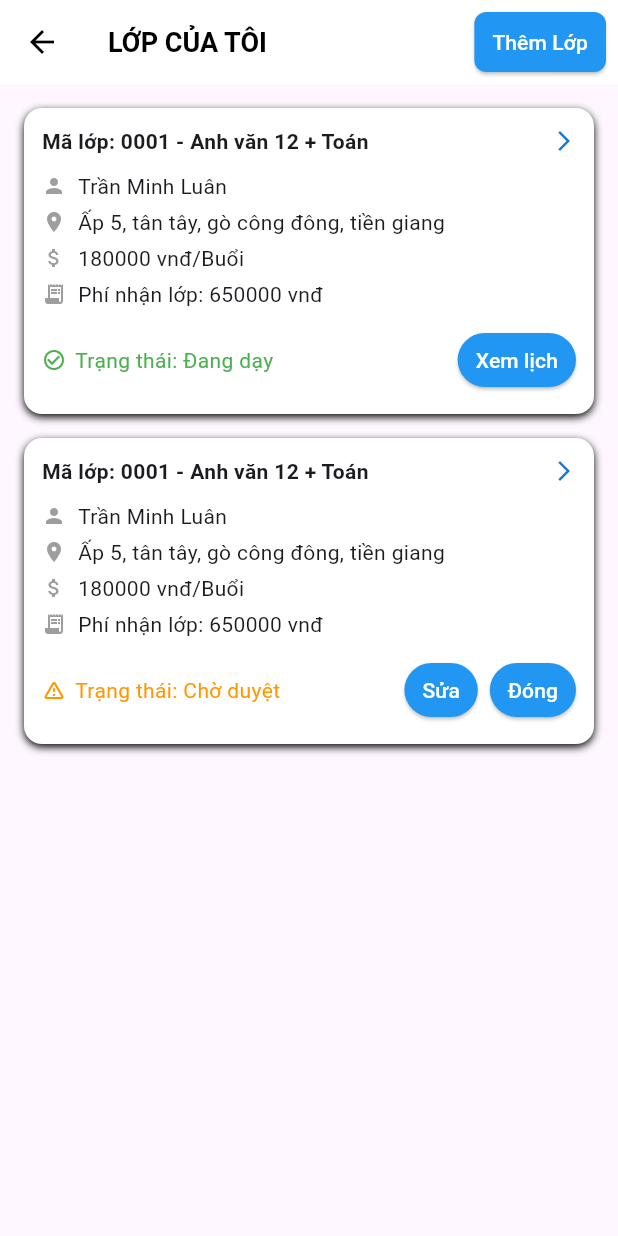
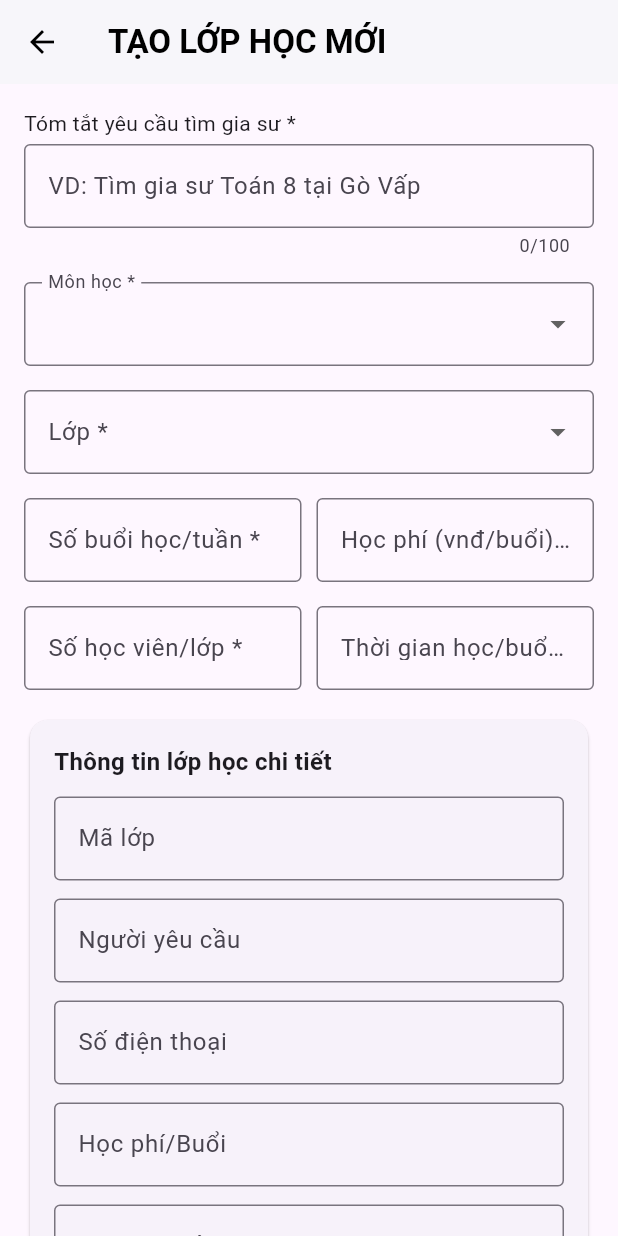
Before and after one commit to TM-Luan/KhoaLuanTotNgiep_GiaSu_NguoiHoc, a Flutter app: the StudentMyClassesPage screen opened by its route, after a tap on "Thêm Lớp", on a phone screen of 412 x 824 dp. Run offline on Flutter 3.47's test engine with Material 3 defaults, Android fonts, the light colour scheme and no system bars.

Commit message:
giaodien_themlop

```diff
--- /dev/null
+++ b/lib/pages/add_class_page.dart
@@ -0,0 +1,119 @@
+import 'package:flutter/material.dart';
+import 'package:khoa_luan_tot_ngiep_gia_su_nguoi_hoc/widgets/addclass_widgets/basic_info_section.dart';
+import 'package:khoa_luan_tot_ngiep_gia_su_nguoi_hoc/widgets/addclass_widgets/schedule_selector.dart';
+import 'package:khoa_luan_tot_ngiep_gia_su_nguoi_hoc/widgets/addclass_widgets/study_detail_section.dart';
+import 'package:khoa_luan_tot_ngiep_gia_su_nguoi_hoc/widgets/addclass_widgets/submit_section.dart';
+import 'package:khoa_luan_tot_ngiep_gia_su_nguoi_hoc/widgets/addclass_widgets/summary_section.dart';
+import 'package:khoa_luan_tot_ngiep_gia_su_nguoi_hoc/widgets/addclass_widgets/class_detail_section.dart'; // ✅ thêm dòng này
+
+
+class AddClassPage extends StatefulWidget {
+  const AddClassPage({super.key});
+
+  @override
+  State<AddClassPage> createState() => _AddClassPageState();
+}
+
+class _AddClassPageState extends State<AddClassPage> {
+  final _formKey = GlobalKey<FormState>();
+  String? subject;
+  String? grade;
+  bool agree = false;
+
+  final days = ["Thứ 2", "Thứ 3", "Thứ 4", "Thứ 5", "Thứ 6", "Thứ 7", "CN"];
+  final times = ["Sáng", "Chiều", "Tối"];
+  final selectedSlots = <String>{};
+
+  // ✅ Thêm các controller cho phần thông tin lớp
+  final classCodeController = TextEditingController();
+  final requesterController = TextEditingController();
+  final phoneController = TextEditingController();
+  final feeController = TextEditingController();
+  final receiveFeeController = TextEditingController();
+
+  void toggleSlot(String day, String time) {
+    final key = "$day - $time";
+    setState(() {
+      selectedSlots.contains(key)
+          ? selectedSlots.remove(key)
+          : selectedSlots.add(key);
+    });
+  }
+
+  @override
+  void dispose() {
+    // ✅ Giải phóng controller khi thoát
+    classCodeController.dispose();
+    requesterController.dispose();
+    phoneController.dispose();
+    feeController.dispose();
+    receiveFeeController.dispose();
+    super.dispose();
+  }
+
+  @override
+  Widget build(BuildContext context) {
+    return Scaffold(
+      appBar: AppBar(
+        title: const Text(
+          'TẠO LỚP HỌC MỚI',
+          style: TextStyle(fontWeight: FontWeight.bold),
+        ),
+        backgroundColor: Colors.white,
+        foregroundColor: Colors.black,
+        elevation: 1,
+      ),
+      body: SingleChildScrollView(
+        padding: const EdgeInsets.all(16),
+        child: Form(
+          key: _formKey,
+          child: Column(
+            crossAxisAlignment: CrossAxisAlignment.start,
+            children: [
+              const SummarySection(),
+              const SizedBox(height: 16),
+              BasicInfoSection(
+                onSubjectChanged: (v) => subject = v,
+                onGradeChanged: (v) => grade = v,
+              ),
+              const SizedBox(height: 16),
+              const StudyDetailSection(),
+              const SizedBox(height: 16),
+
+              // ✅ Thêm phần thông tin lớp chi tiết
+              ClassDetailSection(
+                classCodeController: classCodeController,
+                requesterController: requesterController,
+                phoneController: phoneController,
+                feeController: feeController,
+                receiveFeeController: receiveFeeController,
+              ),
+
+              const SizedBox(height: 16),
+              const Text("Thời gian có thể học *"),
+              const SizedBox(height: 8),
+              ScheduleSelector(
+                days: days,
+                times: times,
+                selectedSlots: selectedSlots,
+                onToggle: toggleSlot,
+              ),
+              const SizedBox(height: 20),
+              SubmitSection(
+                agree: agree,
+                onAgreeChanged: (v) => setState(() => agree = v ?? false),
+                onSubmit: () {
+                  if (_formKey.currentState!.validate() && agree) {
+                    ScaffoldMessenger.of(context).showSnackBar(
+                      const SnackBar(content: Text("Đăng ký thành công!")),
+                    );
+                  }
+                },
+              ),
+            ],
+          ),
+        ),
+      ),
+    );
+  }
+}
--- a/lib/pages/student_my_classes_page.dart
+++ b/lib/pages/student_my_classes_page.dart
@@ -1,6 +1,7 @@
 // File: student_my_classes_page.dart
 
 import 'package:flutter/material.dart';
+import 'package:khoa_luan_tot_ngiep_gia_su_nguoi_hoc/pages/add_class_page.dart';
 import 'package:khoa_luan_tot_ngiep_gia_su_nguoi_hoc/pages/student_class_detail_page.dart';
 // THAY THẾ: Import model và dữ liệu giả lập từ data/LopHoc.dart
 // import 'package:khoa_luan_tot_ngiep_gia_su_nguoi_hoc/data/LopHoc.dart';
@@ -231,6 +232,10 @@ class StudentMyClassesPage extends StatelessWidget {
             padding: const EdgeInsets.only(right: 8.0),
             child: ElevatedButton(
               onPressed: () {
+                Navigator.push(
+                  context,
+                  MaterialPageRoute(builder: (context) => const AddClassPage()),
+                );
                 // TODO: Logic thêm lớp mới
               },
               style: ElevatedButton.styleFrom(
@@ -265,6 +270,7 @@ class StudentMyClassesPage extends StatelessWidget {
                     const SizedBox(height: 16),
                     ElevatedButton.icon(
                       onPressed: () {
+
                         // TODO: Logic điều hướng đến trang tạo yêu cầu lớp học
                       },
                       icon: const Icon(Icons.add),
--- /dev/null
+++ b/lib/widgets/addclass_widgets/basic_info_section.dart
@@ -0,0 +1,89 @@
+import 'package:flutter/material.dart';
+
+class BasicInfoSection extends StatelessWidget {
+  final Function(String?) onSubjectChanged;
+  final Function(String?) onGradeChanged;
+
+  const BasicInfoSection({
+    super.key,
+    required this.onSubjectChanged,
+    required this.onGradeChanged,
+  });
+
+  @override
+  Widget build(BuildContext context) {
+    // Nhóm môn học
+    final academicSubjects = [
+      'Toán',
+      'Vật lý',
+      'Hóa học',
+      'Ngữ văn',
+      'Lịch sử',
+      'Địa lý',
+      'Sinh học',
+      'Tin học',
+      'Công nghệ'
+    ];
+
+    final languageSubjects = [
+      'Tiếng Anh',
+      'Tiếng Nhật',
+      'Tiếng Hàn',
+      'Tiếng Trung',
+    ];
+
+    // Kết hợp tất cả vào danh sách Dropdown
+    final subjectItems = <DropdownMenuItem<String>>[
+      const DropdownMenuItem<String>(
+        enabled: false,
+        child: Text(
+          '📘 Môn học phổ thông',
+          style: TextStyle(fontWeight: FontWeight.bold, color: Colors.grey),
+        ),
+      ),
+      ...academicSubjects.map(
+        (e) => DropdownMenuItem(value: e, child: Padding(
+          padding: const EdgeInsets.only(left: 8.0),
+          child: Text(e),
+        )),
+      ),
+      const DropdownMenuItem<String>(
+        enabled: false,
+        child: Text(
+          '🌍 Ngoại ngữ',
+          style: TextStyle(fontWeight: FontWeight.bold, color: Colors.grey),
+        ),
+      ),
+      ...languageSubjects.map(
+        (e) => DropdownMenuItem(value: e, child: Padding(
+          padding: const EdgeInsets.only(left: 8.0),
+          child: Text(e),
+        )),
+      ),
+    ];
+
+    return Column(
+      children: [
+        DropdownButtonFormField<String>(
+          decoration: const InputDecoration(
+              labelText: 'Môn học *', border: OutlineInputBorder()),
+          items: subjectItems,
+          onChanged: onSubjectChanged,
+        ),
+        const SizedBox(height: 16),
+        DropdownButtonFormField<String>(
+          decoration: const InputDecoration(
+              labelText: 'Lớp *', border: OutlineInputBorder()),
+          items: List.generate(
+            12,
+            (i) => DropdownMenuItem(
+              value: "${i + 1}",
+              child: Text("Lớp ${i + 1}"),
+            ),
+          ),
+          onChanged: onGradeChanged,
+        ),
+      ],
+    );
+  }
+}
--- /dev/null
+++ b/lib/widgets/addclass_widgets/class_detail_section.dart
@@ -0,0 +1,97 @@
+import 'package:flutter/material.dart';
+
+class ClassDetailSection extends StatelessWidget {
+  final TextEditingController classCodeController;
+  final TextEditingController requesterController;
+  final TextEditingController phoneController;
+  final TextEditingController feeController;
+  final TextEditingController receiveFeeController;
+
+  const ClassDetailSection({
+    super.key,
+    required this.classCodeController,
+    required this.requesterController,
+    required this.phoneController,
+    required this.feeController,
+    required this.receiveFeeController,
+  });
+
+  @override
+  Widget build(BuildContext context) {
+    return Card(
+      elevation: 1,
+      shape: RoundedRectangleBorder(borderRadius: BorderRadius.circular(12)),
+      child: Padding(
+        padding: const EdgeInsets.all(16),
+        child: Column(
+          crossAxisAlignment: CrossAxisAlignment.start,
+          children: [
+            const Text(
+              "Thông tin lớp học chi tiết",
+              style: TextStyle(
+                fontWeight: FontWeight.bold,
+                fontSize: 16,
+              ),
+            ),
+            const SizedBox(height: 12),
+            TextFormField(
+              controller: classCodeController,
+              decoration: const InputDecoration(
+                labelText: "Mã lớp",
+                hintText: "VD: 0001 - Anh văn 12 + Toán",
+                border: OutlineInputBorder(),
+              ),
+              validator: (value) =>
+                  value!.isEmpty ? "Vui lòng nhập mã lớp" : null,
+            ),
+            const SizedBox(height: 12),
+            TextFormField(
+              controller: requesterController,
+              decoration: const InputDecoration(
+                labelText: "Người yêu cầu",
+                hintText: "VD: Trần Minh Luân",
+                border: OutlineInputBorder(),
+              ),
+              validator: (value) =>
+                  value!.isEmpty ? "Vui lòng nhập người yêu cầu" : null,
+            ),
+            const SizedBox(height: 12),
+            TextFormField(
+              controller: phoneController,
+              decoration: const InputDecoration(
+                labelText: "Số điện thoại",
+                hintText: "VD: 0909xxxxxx",
+                border: OutlineInputBorder(),
+              ),
+              keyboardType: TextInputType.phone,
+              validator: (value) =>
+                  value!.isEmpty ? "Vui lòng nhập số điện thoại" : null,
+            ),
+            const SizedBox(height: 12),
+            TextFormField(
+              controller: feeController,
+              decoration: const InputDecoration(
+                labelText: "Học phí/Buổi",
+                hintText: "VD: 180000 vnđ/2h",
+                border: OutlineInputBorder(),
+              ),
+              validator: (value) =>
+                  value!.isEmpty ? "Vui lòng nhập học phí" : null,
+            ),
+            const SizedBox(height: 12),
+            TextFormField(
+              controller: receiveFeeController,
+              decoration: const InputDecoration(
+                labelText: "Phí nhận lớp",
+                hintText: "VD: 650000 vnđ",
+                border: OutlineInputBorder(),
+              ),
+              validator: (value) =>
+                  value!.isEmpty ? "Vui lòng nhập phí nhận lớp" : null,
+            ),
+          ],
+        ),
+      ),
+    );
+  }
+}
--- /dev/null
+++ b/lib/widgets/addclass_widgets/schedule_selector.dart
@@ -0,0 +1,57 @@
+import 'package:flutter/material.dart';
+
+class ScheduleSelector extends StatelessWidget {
+  final List<String> days;
+  final List<String> times;
+  final Set<String> selectedSlots;
+  final Function(String, String) onToggle;
+
+  const ScheduleSelector({
+    super.key,
+    required this.days,
+    required this.times,
+    required this.selectedSlots,
+    required this.onToggle,
+  });
+
+  @override
+  Widget build(BuildContext context) {
+    return GridView.builder(
+      shrinkWrap: true,
+      physics: const NeverScrollableScrollPhysics(),
+      gridDelegate: const SliverGridDelegateWithFixedCrossAxisCount(
+        crossAxisCount: 3,
+        mainAxisSpacing: 6,
+        crossAxisSpacing: 6,
+        childAspectRatio: 2.5,
+      ),
+      itemCount: days.length * times.length,
+      itemBuilder: (context, index) {
+        final day = days[index ~/ times.length];
+        final time = times[index % times.length];
+        final key = "$day - $time";
+        final selected = selectedSlots.contains(key);
+
+        return GestureDetector(
+          onTap: () => onToggle(day, time),
+          child: Container(
+            decoration: BoxDecoration(
+              color: selected ? Colors.orange.shade300 : Colors.grey.shade200,
+              borderRadius: BorderRadius.circular(6),
+              border: Border.all(color: Colors.grey.shade400),
+            ),
+            child: Center(
+              child: Text(
+                "$day\n$time",
+                textAlign: TextAlign.center,
+                style: TextStyle(
+                    fontSize: 12,
+                    color: selected ? Colors.white : Colors.black),
+              ),
+            ),
+          ),
+        );
+      },
+    );
+  }
+}
--- /dev/null
+++ b/lib/widgets/addclass_widgets/study_detail_section.dart
@@ -0,0 +1,60 @@
+import 'package:flutter/material.dart';
+
+class StudyDetailSection extends StatelessWidget {
+  const StudyDetailSection({super.key});
+
+  @override
+  Widget build(BuildContext context) {
+    return Column(
+      children: [
+        Row(
+          children: [
+            Expanded(
+              child: TextFormField(
+                decoration: const InputDecoration(
+                  labelText: 'Số buổi học/tuần *',
+                  border: OutlineInputBorder(),
+                  hintText: 'VD: 3',
+                ),
+              ),
+            ),
+            const SizedBox(width: 10),
+            Expanded(
+              child: TextFormField(
+                decoration: const InputDecoration(
+                  labelText: 'Học phí (vnđ/buổi) *',
+                  border: OutlineInputBorder(),
+                  hintText: 'VD: 200000',
+                ),
+              ),
+            ),
+          ],
+        ),
+        const SizedBox(height: 16),
+        Row(
+          children: [
+            Expanded(
+              child: TextFormField(
+                decoration: const InputDecoration(
+                  labelText: 'Số học viên/lớp *',
+                  border: OutlineInputBorder(),
+                  hintText: 'VD: 2',
+                ),
+              ),
+            ),
+            const SizedBox(width: 10),
+            Expanded(
+              child: TextFormField(
+                decoration: const InputDecoration(
+                  labelText: 'Thời gian học/buổi (giờ) *',
+                  border: OutlineInputBorder(),
+                  hintText: 'VD: 2',
+                ),
+              ),
+            ),
+          ],
+        ),
+      ],
+    );
+  }
+}
--- /dev/null
+++ b/lib/widgets/addclass_widgets/submit_section.dart
@@ -0,0 +1,42 @@
+import 'package:flutter/material.dart';
+
+class SubmitSection extends StatelessWidget {
+  final bool agree;
+  final Function(bool?) onAgreeChanged;
+  final VoidCallback onSubmit;
+
+  const SubmitSection({
+    super.key,
+    required this.agree,
+    required this.onAgreeChanged,
+    required this.onSubmit,
+  });
+
+  @override
+  Widget build(BuildContext context) {
+    return Column(
+      children: [
+        CheckboxListTile(
+          contentPadding: EdgeInsets.zero,
+          value: agree,
+          onChanged: onAgreeChanged,
+          title: const Text(
+              "Tôi cam kết thông tin tạo lớp là thật và đồng ý với quy định."),
+        ),
+        const SizedBox(height: 8),
+        SizedBox(
+          width: double.infinity,
+          child: ElevatedButton.icon(
+            onPressed: onSubmit,
+            icon: const Icon(Icons.send),
+            label: const Text("Đăng ký học"),
+            style: ElevatedButton.styleFrom(
+              backgroundColor: Colors.blue,
+              padding: const EdgeInsets.symmetric(vertical: 14),
+            ),
+          ),
+        ),
+      ],
+    );
+  }
+}
--- /dev/null
+++ b/lib/widgets/addclass_widgets/summary_section.dart
@@ -0,0 +1,23 @@
+import 'package:flutter/material.dart';
+
+class SummarySection extends StatelessWidget {
+  const SummarySection({super.key});
+
+  @override
+  Widget build(BuildContext context) {
+    return Column(
+      crossAxisAlignment: CrossAxisAlignment.start,
+      children: [
+        const Text("Tóm tắt yêu cầu tìm gia sư *"),
+        const SizedBox(height: 4),
+        TextFormField(
+          maxLength: 100,
+          decoration: const InputDecoration(
+            hintText: 'VD: Tìm gia sư Toán 8 tại Gò Vấp',
+            border: OutlineInputBorder(),
+          ),
+        ),
+      ],
+    );
+  }
+}
--- a/lib/widgets/class_schedule_table.dart
+++ b/lib/widgets/class_schedule_table.dart
@@ -8,7 +8,17 @@ class ClassScheduleTable extends StatelessWidget {
 
   @override
   Widget build(BuildContext context) {
-    const List<String> days = ['Thứ 2', 'Thứ 3', 'Thứ 4', 'Thứ 5', 'Thứ 6'];
+    // ✅ Đủ 7 ngày trong tuần
+    const List<String> days = [
+      'Thứ 2',
+      'Thứ 3',
+      'Thứ 4',
+      'Thứ 5',
+      'Thứ 6',
+      'Thứ 7',
+      'Chủ nhật'
+    ];
+
     const List<String> slots = ['Buổi sáng', 'Buổi chiều', 'Buổi tối'];
 
     return Column(
@@ -20,13 +30,17 @@ class ClassScheduleTable extends StatelessWidget {
             child: Row(
               children: [
                 SizedBox(
-                  width: 60,
-                  child: Text(days[i], style: const TextStyle(fontWeight: FontWeight.bold)),
+                  width: 80,
+                  child: Text(
+                    days[i],
+                    style: const TextStyle(fontWeight: FontWeight.bold),
+                  ),
                 ),
                 Expanded(
                   child: Row(
-                    mainAxisAlignment: MainAxisAlignment.end,
+                    mainAxisAlignment: MainAxisAlignment.spaceAround,
                     children: slots.map((slot) {
+                      // ✅ index + 2 tương ứng: Thứ 2 = 2, Thứ 3 = 3, ..., CN = 8
                       bool isAvailable = availableSlots[i + 2]?.contains(slot) ?? false;
                       return ClassTimeSlot(text: slot, isAvailable: isAvailable);
                     }).toList(),
```
